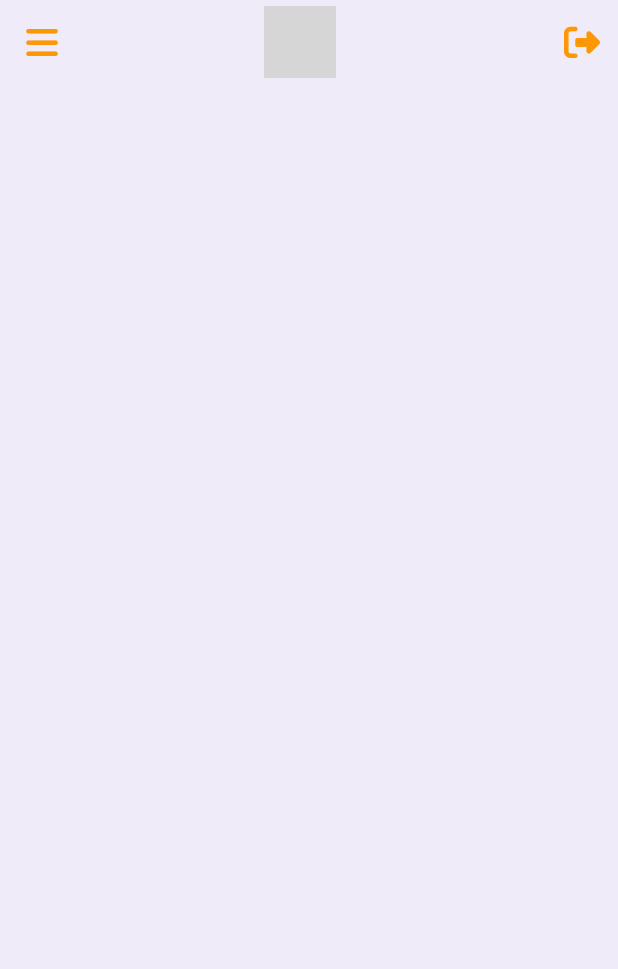
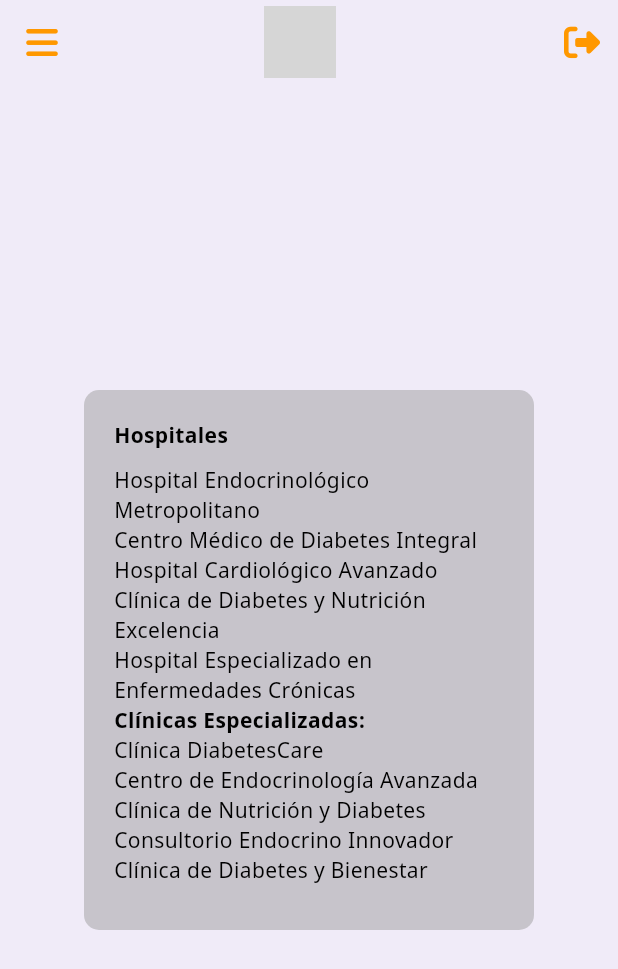
Before and after one commit to isanchezv07/GlucoMed, a Flutter app: the Clinicas screen opened directly, on a phone screen of 412 x 824 dp. Shown: the top 969 px of the screen. Run offline on Flutter 3.47's test engine with Material 3 defaults, Android fonts, the light colour scheme and no system bars; our stand-ins replace another_flushbar, flutter_login, font_awesome_flutter, intl_phone_number_input, sign_in_button, url_launcher_web; missing offline and left inert: another_transformer_page_view, googleapis, phone_numbers_parser; statements that could not run were skipped; project files that could hold a hidden picture were left out; grey boxes are pictures that could not be loaded.

Commit message:
Update code

```diff
--- a/lib/clinicas.dart
+++ b/lib/clinicas.dart
@@ -1,6 +1,7 @@
 import 'package:flutter/material.dart';
 import 'package:flutter_login/theme.dart';
 import 'package:flutter_login/widgets.dart';
+import 'package:glucomed/clinicas.dart';
 import 'package:glucomed/configuracion.dart';
 import 'package:glucomed/constants.dart';
 import 'package:glucomed/dashboard_screen.dart'; // Importa la pantalla del dashboard
@@ -9,11 +10,13 @@
 import 'package:glucomed/user_conf.dart';
 import 'package:glucomed/widgets/fade_in.dart';
 import 'package:font_awesome_flutter/font_awesome_flutter.dart';
+import 'package:googleapis/keep/v1.dart';
+import 'package:glucomed/users.dart';
 
 class Clinicas extends StatefulWidget {
   static const routeName = '/dashboard';
 
-  const Clinicas({super.key});
+  const Clinicas({Key? key}) : super(key: key);
 
   @override
   State<Clinicas> createState() => _Clinicas();
@@ -148,6 +151,52 @@
     );
   }
 
+  Widget _buildCenterTextBox() {
+    return Positioned(
+      left: 0,
+      right: 0,
+      top: 0,
+      bottom: 0,
+      child: Center(
+        child: Container(
+          width: 300,
+          padding: EdgeInsets.all(20),
+          decoration: BoxDecoration(
+            color: Colors.grey.withOpacity(0.5),
+            borderRadius: BorderRadius.circular(10),
+          ),
+          child: SingleChildScrollView(
+            child: Column(
+              crossAxisAlignment: CrossAxisAlignment.start,
+              children: [
+              Text(
+                'Hospitales',
+                style: TextStyle(fontSize: 14, fontWeight: FontWeight.bold),
+              ),
+              SizedBox(height: 10),
+              Text('Hospital Endocrinológico Metropolitano'),
+              Text('Centro Médico de Diabetes Integral'),
+              Text('Hospital Cardiológico Avanzado'),
+              Text('Clínica de Diabetes y Nutrición Excelencia'),
+              Text('Hospital Especializado en Enfermedades Crónicas'),
+               Text(
+                'Clínicas Especializadas: ',
+                style: TextStyle(fontSize: 14, fontWeight: FontWeight.bold),
+              ),
+              Text('Clínica DiabetesCare'),
+              Text('Centro de Endocrinología Avanzada'),
+              Text('Clínica de Nutrición y Diabetes'),
+              Text('Consultorio Endocrino Innovador'),
+              Text('Clínica de Diabetes y Bienestar'),
+              SizedBox(height: 10),
+              ],
+            ),
+          ),
+        ),
+      ),
+    );
+  }
+
   @override
   Widget build(BuildContext context) {
     final theme = Theme.of(context);
@@ -170,8 +219,9 @@
                       flex: 2,
                       child: _buildHeader(theme),
                     ),
+                    if (!_isMenuOpen) // Agregar la tabla solo si el menú está cerrado
                       Expanded(
-                      flex: 8,
+                        flex: 6, // Reducido a 6 para dar espacio a la tabla
                         child: ShaderMask(
                           shaderCallback: (Rect bounds) {
                             return LinearGradient(
@@ -189,7 +239,8 @@
                       ),
                   ],
                 ),
-                _buildMenu(theme), // Add this line to include the grid of buttons
+                _buildMenu(theme),
+                if (!_isMenuOpen) _buildCenterTextBox(), // Solo mostrar el texto cuando el menú está cerrado
               ],
             ),
           ),
@@ -226,7 +277,7 @@
             ListTile(
               title: Text('Planes'),
               onTap: () {
-                Navigator.push(context, MaterialPageRoute(builder: (context) => Planes()));
+                Navigator.push(context, MaterialPageRoute(builder: (context) => Clinicas()));
               },
             ),
             ListTile(
@@ -240,13 +291,4 @@
       ),
     );
   }
-
-  Widget _buildGridButton(String text) {
-    return ElevatedButton(
-      onPressed: () {
-        debugPrint('Botton: ');
-      },
-      child: Text(text),
-    );
 }
-}
```
Also changed, not shown: lib/about_us.dart (+13 -14 lines), lib/configuracion.dart (+58 -10 lines). Lines whose indentation alone changed are shown as unchanged.
